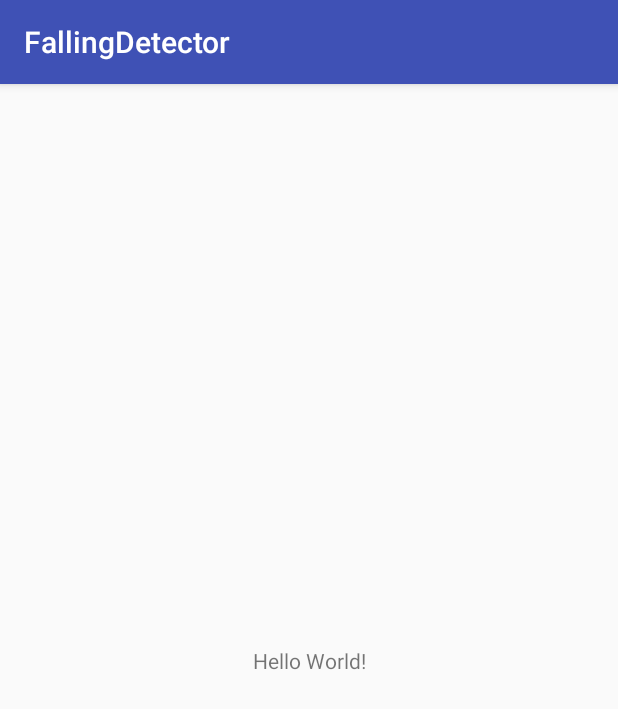
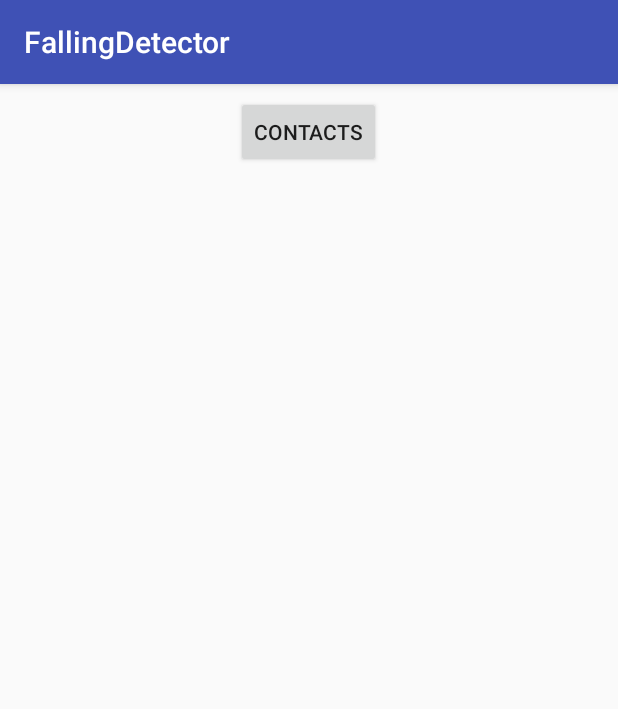
Before and after one commit to krykra7/FallingDetector, an Android app: the screen it shows after launch (MainActivity), on a phone screen of 412 x 824 dp. Shown: the top 709 px of the screen. Run offline under Robolectric (Android 15) with nearby library versions, the phone set to English and light mode, and no system bars; our stand-ins replace ButterKnife.

Commit message:
Added dialog for inserting new Contacts

```diff
--- a/app/build.gradle
+++ b/app/build.gradle
@@ -27,6 +27,7 @@ dependencies {
     implementation 'com.android.support:appcompat-v7:27.1.1'
     implementation 'com.android.support.constraint:constraint-layout:1.1.0'
     implementation 'com.android.support:design:27.1.1'
+    implementation 'com.afollestad.material-dialogs:core:0.9.6.0'
     testImplementation 'junit:junit:4.12'
     androidTestImplementation 'com.android.support.test:runner:1.0.2'
     androidTestImplementation 'com.android.support.test.espresso:espresso-core:3.0.2'
--- a/app/src/main/java/krawczyk/krystian/fallingdetector/MainActivity.java
+++ b/app/src/main/java/krawczyk/krystian/fallingdetector/MainActivity.java
@@ -1,13 +1,39 @@
 package krawczyk.krystian.fallingdetector;
 
+import android.content.Intent;
 import android.os.Bundle;
 import android.support.v7.app.AppCompatActivity;
+import android.view.View;
+import android.widget.Button;
+
+import butterknife.BindView;
+import butterknife.ButterKnife;
+import butterknife.Unbinder;
 
 public class MainActivity extends AppCompatActivity {
+
+    @BindView(R.id.btn_contacts)
+    Button contactsButton;
+    private Unbinder unBinder;
 
     @Override
     protected void onCreate(Bundle savedInstanceState) {
         super.onCreate(savedInstanceState);
         setContentView(R.layout.activity_main);
+        unBinder = ButterKnife.bind(this);
+        setupOnClickListener();
+    }
+
+    @Override
+    protected void onDestroy() {
+        unBinder.unbind();
+        super.onDestroy();
+    }
+
+    private void setupOnClickListener() {
+        contactsButton.setOnClickListener((View view) -> {
+            Intent intentToOpenDetails = new Intent(this, ContactActivity.class);
+            startActivity(intentToOpenDetails);
+        });
     }
 }
--- a/app/src/main/java/krawczyk/krystian/fallingdetector/data/DetectorDbHelper.java
+++ b/app/src/main/java/krawczyk/krystian/fallingdetector/data/DetectorDbHelper.java
@@ -17,11 +17,11 @@ public class DetectorDbHelper extends SQLiteOpenHelper {
     public void onCreate(SQLiteDatabase database) {
         final String SQL_CREATE_DETECTOR_TABLE =
                 "CREATE TABLE " + DetectorContract.DetectorEntry.TABLE_NAME + " (" +
-                        DetectorContract.DetectorEntry._ID + " INT PRIMARY KEY AUTOINCREMENT, " +
+                        DetectorContract.DetectorEntry._ID + " INTEGER PRIMARY KEY AUTOINCREMENT, " +
                         DetectorContract.DetectorEntry.COLUMN_NUMBER + " INT NOT NULL ON CONFLICT REPLACE, " +
                         DetectorContract.DetectorEntry.COLUMN_NAME + " TEXT, " +
                         DetectorContract.DetectorEntry.COLUMN_SURNAME + " TEXT, " +
-                        DetectorContract.DetectorEntry.COLUMN_MESSAGE + " TEXT NOT NULL";
+                        DetectorContract.DetectorEntry.COLUMN_MESSAGE + " TEXT NOT NULL)";
 
         database.execSQL(SQL_CREATE_DETECTOR_TABLE);
     }
--- a/app/src/main/res/layout/activity_contact.xml
+++ b/app/src/main/res/layout/activity_contact.xml
@@ -29,6 +29,6 @@
         android:layout_height="wrap_content"
         android:layout_gravity="bottom|end"
         android:layout_margin="@dimen/fab_margin"
-        app:srcCompat="@android:drawable/ic_dialog_email"/>
+        app:srcCompat="@android:drawable/ic_input_add"/>
 
 </android.support.design.widget.CoordinatorLayout>
--- a/app/src/main/res/layout/activity_main.xml
+++ b/app/src/main/res/layout/activity_main.xml
@@ -1,19 +1,18 @@
 <?xml version="1.0" encoding="utf-8"?>
-<android.support.constraint.ConstraintLayout
+<LinearLayout
     xmlns:android="http://schemas.android.com/apk/res/android"
-    xmlns:app="http://schemas.android.com/apk/res-auto"
     xmlns:tools="http://schemas.android.com/tools"
     android:layout_width="match_parent"
     android:layout_height="match_parent"
+    android:layout_margin="@dimen/baseline_default_margin"
+    android:gravity="center_horizontal"
+    android:orientation="vertical"
     tools:context=".MainActivity">
 
-    <TextView
+    <Button
+        android:id="@+id/btn_contacts"
         android:layout_width="wrap_content"
         android:layout_height="wrap_content"
-        android:text="Hello World!"
-        app:layout_constraintBottom_toBottomOf="parent"
-        app:layout_constraintLeft_toLeftOf="parent"
-        app:layout_constraintRight_toRightOf="parent"
-        app:layout_constraintTop_toTopOf="parent"/>
+        android:text="@string/activity_main_contacts"/>
 
-</android.support.constraint.ConstraintLayout>
+</LinearLayout>
--- a/app/src/main/res/layout/contact_list_item.xml
+++ b/app/src/main/res/layout/contact_list_item.xml
@@ -7,6 +7,7 @@
     <LinearLayout
         android:layout_width="wrap_content"
         android:layout_height="wrap_content"
+        android:layout_weight="1"
         android:orientation="vertical">
 
         <TextView
@@ -23,6 +24,7 @@
     <TextView
         android:id="@+id/tv_contact_number"
         android:layout_width="wrap_content"
-        android:layout_height="wrap_content"/>
+        android:layout_height="wrap_content"
+        android:layout_weight="1"/>
 
 </LinearLayout>
--- a/app/src/main/res/values/dimens.xml
+++ b/app/src/main/res/values/dimens.xml
@@ -1,4 +1,8 @@
 <resources>
     <dimen name="fab_margin">16dp</dimen>
     <dimen name="baseline_default_margin">8dp</dimen>
+
+    <!--Add dialog-->
+    <dimen name="form_item_spacing">4dp</dimen>
+    <dimen name="form_item_text_size">18sp</dimen>
 </resources>
```
Also changed, not shown: app/src/main/AndroidManifest.xml (+6 -1 lines), app/src/main/java/krawczyk/krystian/fallingdetector/ContactActivity.java (+39 -4 lines), app/src/main/res/layout/activity_contact_dialog_form.xml (added, +51 -0 lines), app/src/main/res/values/strings.xml (+10 -0 lines).
